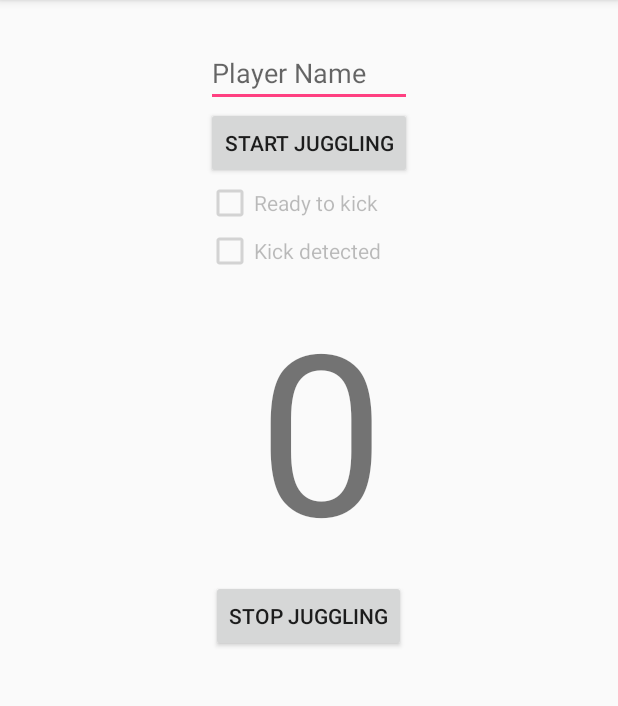
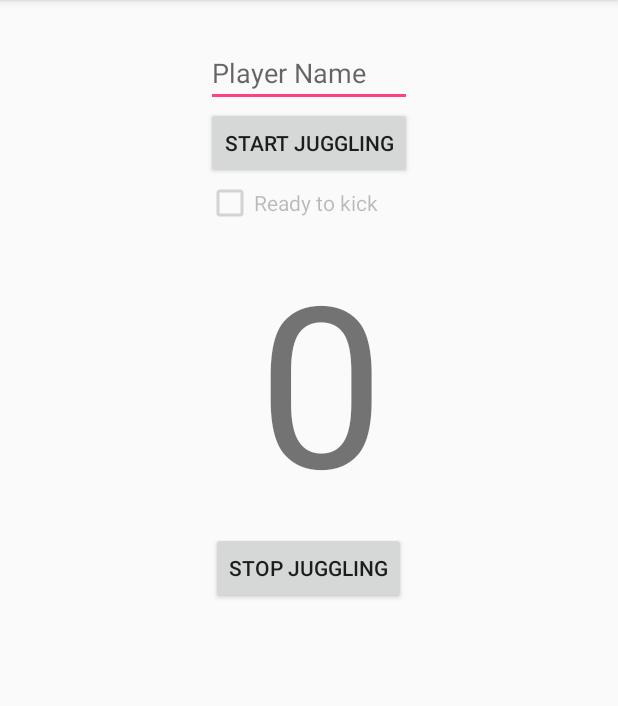
Before and after one commit to xMarkusSpringerx/smartball-adidas, an Android app: the JuggleActivity screen opened directly, with no data from a screen before it, on a phone screen of 412 x 824 dp, the part 84-790 px from its top. Run offline under Robolectric (Android 15) with nearby library versions, the phone set to English and light mode, and no system bars; libraries missing offline, so code that uses them is left out: com.adidas.sensors; 7 statements that could not run were skipped.

Commit message:
remove checkbox kickdetected as it is obsolete

```diff
--- a/app/src/main/java/com/adidas/sb/hackathon/JuggleActivity.java
+++ b/app/src/main/java/com/adidas/sb/hackathon/JuggleActivity.java
@@ -28,7 +28,6 @@ public class JuggleActivity extends AppCompatActivity implements  KickListener {
     private SmartBallService smartBallService;
 
     private CheckBox chbReadyToKick;
-    private CheckBox chbKickDetected;
     private TextView txtJuggleCount;
     private DataDownloader downloader;
     private ConnectivityService connectivityService;
@@ -44,7 +43,6 @@ public class JuggleActivity extends AppCompatActivity implements  KickListener {
         setContentView(R.layout.activity_juggle);
 
         chbReadyToKick = (CheckBox) findViewById(R.id.chbox_readyToKick);
-        chbKickDetected = (CheckBox) findViewById(R.id.chbox_kickDetected);
         txtJuggleCount = (TextView) findViewById(R.id.txt_juggle_count);
         txtConnectionStatus = (TextView) findViewById(R.id.tv_connectivity_status);
 
@@ -86,9 +84,7 @@ public class JuggleActivity extends AppCompatActivity implements  KickListener {
 
     private void onReconnect() {
         txtConnectionStatus.setText(R.string.connected);
-        if (chbKickDetected.isChecked()) {
-            softResetBall(ResetReason.RECONNECTING);
-        }
+        softResetBall(ResetReason.RECONNECTING);
     }
 
     private void onDisconnect() {
@@ -165,8 +161,6 @@ public class JuggleActivity extends AppCompatActivity implements  KickListener {
     }
 
     private void resetActivityState() {
-        chbKickDetected.setChecked(false);
-        chbKickDetected.setEnabled(false);
         chbReadyToKick.setChecked(false);
         chbReadyToKick.setEnabled(false);
         juggles = 0;
@@ -187,8 +181,12 @@ public class JuggleActivity extends AppCompatActivity implements  KickListener {
     }
 
     private void stopJuggle() {
-        //store player_name + juggles
+        //send player_name + juggles to server3
         //go back to leadership activity
+
+        chbReadyToKick.setChecked(false);
+        chbReadyToKick.setEnabled(false);
+        softResetBall(ResetReason.CLOSING_ACTIVITY);
     }
 
     //SmartBall operations
@@ -229,14 +227,14 @@ public class JuggleActivity extends AppCompatActivity implements  KickListener {
 
         txtJuggleCount.setText(dribblingString);
 
-        chbKickDetected.setEnabled(true);
+        /*chbKickDetected.setEnabled(true);
 
         if (chbKickDetected.isChecked()) {
             chbKickDetected.setChecked(false);
         } else {
             chbKickDetected.setChecked(true);
         }
-
+        */
         softResetBall(ResetReason.PREPARE_KICK);
     }
 }
--- a/app/src/main/res/layout/activity_juggle.xml
+++ b/app/src/main/res/layout/activity_juggle.xml
@@ -46,15 +46,6 @@
             android:enabled="false"
             android:id="@+id/chbox_readyToKick"/>
 
-        <CheckBox
-            style="@style/CustomCheckboxStyle"
-            android:layout_width="wrap_content"
-            android:text="@string/kick_detected"
-            android:clickable="false"
-            android:checked="false"
-            android:enabled="false"
-            android:id="@+id/chbox_kickDetected"/>
-
         <TextView
             style="@style/CustomCheckboxStyle"
             android:layout_width="wrap_content"
@@ -65,7 +56,7 @@
             android:layout_marginBottom="2dp"
             android:layout_gravity="center"
             android:gravity="center"
-            android:textSize="150dp" />
+            android:textSize="150sp" />
 
         <Button
             android:layout_width="wrap_content"
```
Also changed, not shown: app/src/main/java/com/adidas/sb/hackathon/JuggleLeaderboardActivity.java (+14 -4 lines).
